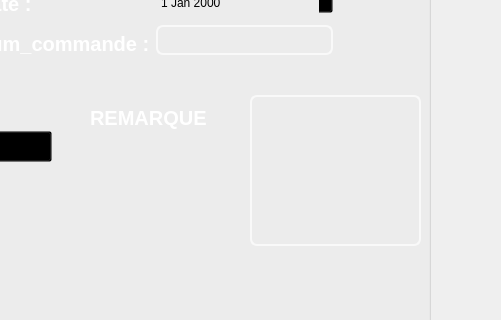
First picture: the form in facturew.ui, repository AnisTrabelsi/smart_tech_store_2A11, before the edit; both pictures show x 560 to 1061 and y 173 to 493 of the 1261 by 711 pixel window.
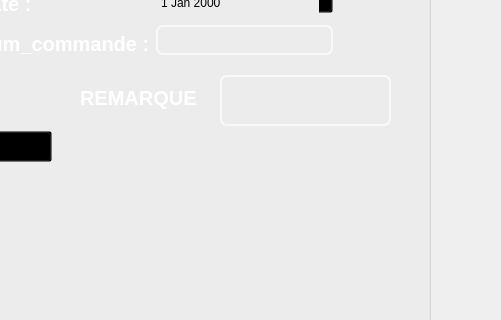
Second picture: the form after the edit. The open tabs and pages were chosen to show the change. Icons and pictures are not drawn.

```diff
--- a/facturew.ui
+++ b/facturew.ui
@@ -493,8 +493,8 @@
      <widget class="QLabel" name="label_23">
       <property name="geometry">
        <rect>
-        <x>480</x>
-        <y>150</y>
+        <x>470</x>
+        <y>130</y>
         <width>151</width>
         <height>25</height>
        </rect>
@@ -685,10 +685,10 @@
      <widget class="QLineEdit" name="remarque_A">
       <property name="geometry">
        <rect>
-        <x>640</x>
-        <y>140</y>
+        <x>610</x>
+        <y>120</y>
         <width>171</width>
-        <height>151</height>
+        <height>51</height>
        </rect>
       </property>
       <property name="font">
```
Left out of the diff: 53 changed lines with no effect on the pictures.
